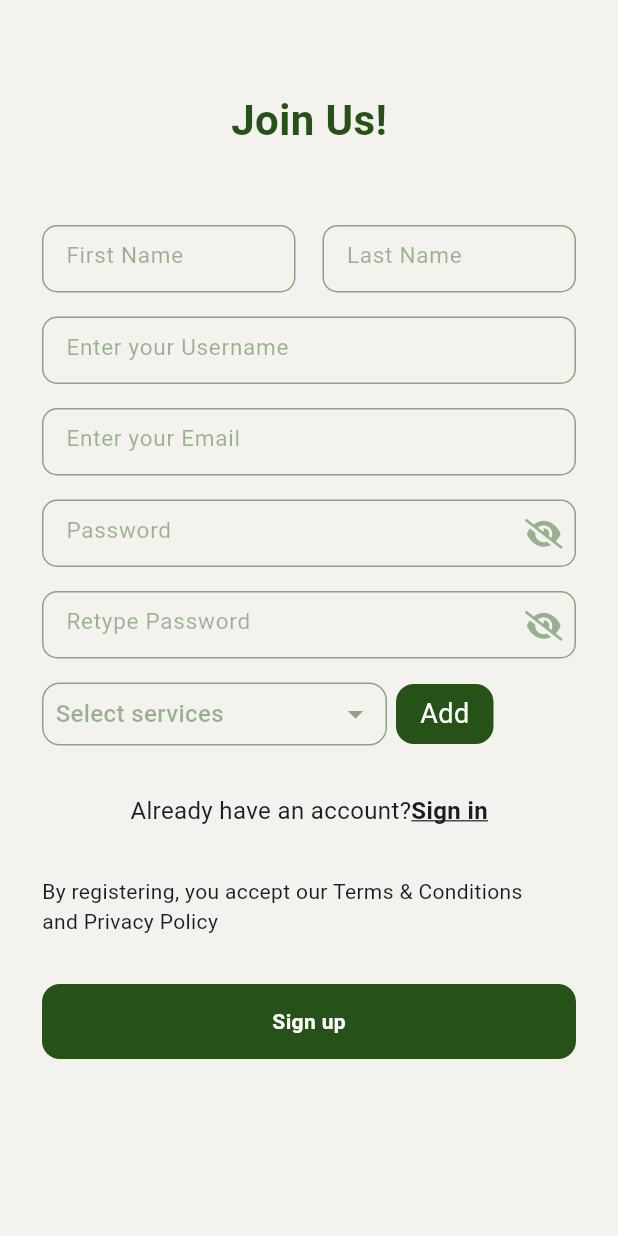
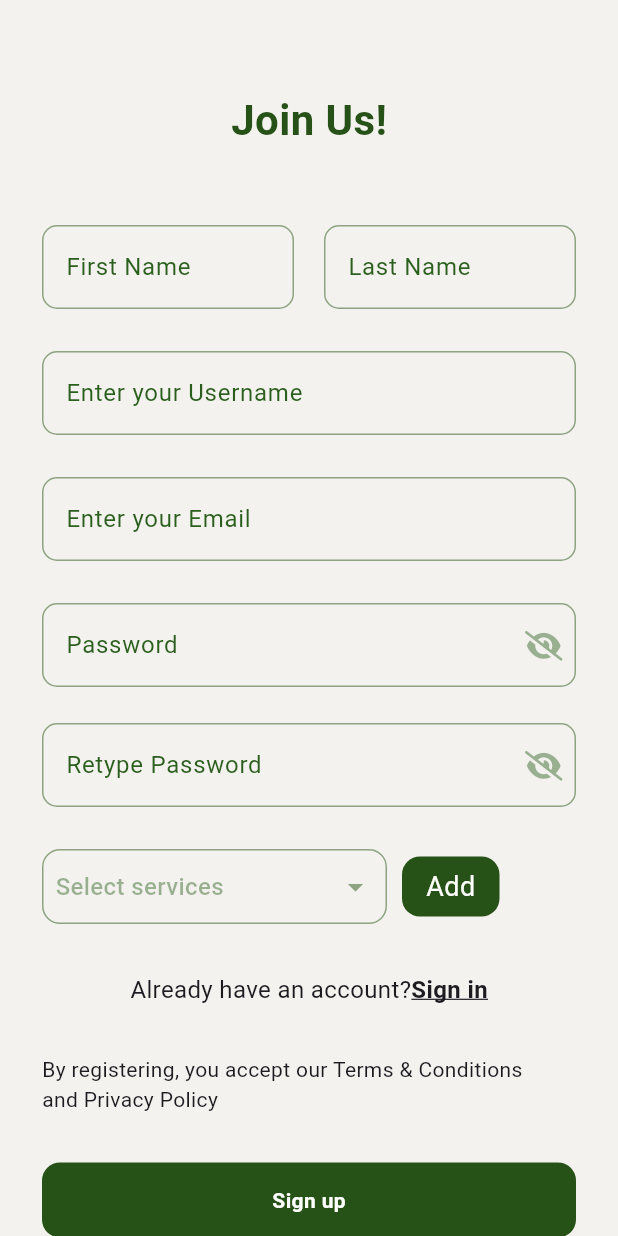
Before and after one commit to MohamedMagdy2810/Roadside-assitance, a Flutter app: the service_provider_page screen opened by its route, on a phone screen of 412 x 824 dp. Run offline on Flutter 3.47's test engine with Material 3 defaults, Android fonts, the light colour scheme and no system bars; our stand-ins replace flutter_bloc, font_awesome_flutter, introduction_screen, modal_progress_hud_nsn, shared_preferences; accounts and stored records are empty.

Commit message:
solve some logic and edit reg_provider

```diff
--- a/lib/views/servive_provider_signup.dart
+++ b/lib/views/servive_provider_signup.dart
@@ -64,9 +64,13 @@ class _service_provider_pageState extends State<service_provider_page> {
                   children: [
                     Expanded(
                       child: CustomTextField(
-                        height: 45,
                         onChanged: (data) {
                           frist_name_Provider = data;
+                          if (reg_provider_formKey.currentState!.validate()){
+                            return null;
+
+                          }
+
                         },
                         hintText: 'First Name',
                         keyboardType: TextInputType.text,
@@ -81,13 +85,16 @@ class _service_provider_pageState extends State<service_provider_page> {
                       ),
                     ),
                     SizedBox(
-                      width: 18,
+                      width: 20,
                     ),
                     Expanded(
                       child: CustomTextField(
-                        height: 45,
                         onChanged: (data) {
                           last_name_Provider = data;
+                          if (reg_provider_formKey.currentState!.validate()){
+                            return null;
+                          }
+
                         },
                         hintText: 'Last Name',
                         keyboardType: TextInputType.text,
@@ -104,30 +111,36 @@ class _service_provider_pageState extends State<service_provider_page> {
                   ],
                 ),
                 SizedBox(
-                  height: 16,
+                  height: 20,
                 ),
                 CustomTextField(
-                  height: 45,
                   onChanged: (data) {
                     user_Name_Provider = data;
+                    if (reg_provider_formKey.currentState!.validate()){
+                            return null;
+
+                          }
                   },
                   hintText: 'Enter your Username',
                   controller: username_provider,
                   validation: (value) {
                     user_Name_Provider = value.toString();
                     if (value == null || value.isEmpty) {
-                      return "Enter Your username";
+                      return "Please Enter Your Username";
                     }
                     return null;
                   },
                 ),
                 SizedBox(
-                  height: 16,
+                  height: 20,
                 ),
                 CustomTextField(
-                  height: 45,
                   onChanged: (data) {
                     email_Provider = data;
+                    if (reg_provider_formKey.currentState!.validate()){
+                            return null;
+
+                          }
                   },
                   hintText: 'Enter your Email',
                   keyboardType: TextInputType.emailAddress,
@@ -135,18 +148,21 @@ class _service_provider_pageState extends State<service_provider_page> {
                   validation: (value) {
                     email_Provider = value.toString();
                     if (value == null || value.isEmpty) {
-                      return "Enter Your Email";
+                      return "Please Enter Your Email";
                     }
                     return null;
                   },
                 ),
                 const SizedBox(
-                  height: 16,
+                  height: 20,
                 ),
                 CustomPasswordField(
-                  height: 45,
                   onChanged: (data) {
                     Password_Provider = data;
+                    if (reg_provider_formKey.currentState!.validate()){
+                            return null;
+
+                          }
                   },
                   isPassword: isTrue_P,
                   hintText: 'Password',
@@ -155,7 +171,6 @@ class _service_provider_pageState extends State<service_provider_page> {
                     if (value == null || value.isEmpty) {
                       return "please enter your Password";
                     }
-                    return null;
                   },
                   suffix: isTrue_P
                       ? FontAwesomeIcons.solidEyeSlash
@@ -175,9 +190,12 @@ class _service_provider_pageState extends State<service_provider_page> {
                   height: 16,
                 ),
                 CustomPasswordField(
-                  height: 45,
                   onChanged: (data) {
                     Password2_Provider = data;
+                    if (reg_provider_formKey.currentState!.validate()){
+                            return null;
+
+                          }
                   },
                   hintText: 'Retype Password',
                   isPassword: isTrue_two_P,
@@ -204,7 +222,7 @@ class _service_provider_pageState extends State<service_provider_page> {
 
                 ),
                 const SizedBox(
-                  height: 16,
+                  height: 20,
                 ),
                 custom_drop_down_menu(),
                 // CustomDropdown(),
@@ -252,7 +270,11 @@ class _service_provider_pageState extends State<service_provider_page> {
                       print("Validation is correct♥");
                     }
                   },
-                )
+                ),
+                const SizedBox(
+                  height: 40,
+                ),
+
               ],
             ),
           ),
--- a/lib/widgets/custom_password_field.dart
+++ b/lib/widgets/custom_password_field.dart
@@ -52,7 +52,14 @@ class CustomPasswordField extends StatelessWidget {
           ),
         ),
             hintText: hintText,
+            label:Text(
+              hintText,
+              style:TextStyle(
+                color: Color(0xff2B5F1D),
+              ) ,
+              ) ,
             hintStyle:  TextStyle(color:lightGreen.withOpacity(.45),fontSize: 15),
+
             // labelText: hintText,
             // labelStyle:TextStyle(color:lightGreen.withOpacity(.45),fontSize: 15) ,
 
--- a/lib/widgets/custom_text_field.dart
+++ b/lib/widgets/custom_text_field.dart
@@ -36,6 +36,12 @@ class CustomTextField extends StatelessWidget {
 
         decoration: InputDecoration(
             hintText: hintText,
+            label:Text(
+              hintText,
+              style:TextStyle(
+                color: Color(0xff2B5F1D),
+              ) ,
+              ) ,
             // labelStyle: TextStyle(color:const Color(0xff2B5F1D).withOpacity(.45),fontSize: 15),
             // labelText: "${hintText}",
 
--- a/lib/widgets/drop_down_menu_services.dart
+++ b/lib/widgets/drop_down_menu_services.dart
@@ -72,6 +72,7 @@ class _custom_drop_down_menuState extends State<custom_drop_down_menu> {
           child: Row(
             children: [
               Container(
+                height: 50,
                 width: 230,
                 padding: EdgeInsets.symmetric(horizontal: 8, vertical: 8),
                 decoration: BoxDecoration(
@@ -91,7 +92,7 @@ class _custom_drop_down_menuState extends State<custom_drop_down_menu> {
                   ],
                 ),
               ),
-              SizedBox(width: 6,),
+              SizedBox(width: 10,),
               Container(
                 child: Center(child: Text('Add',style: TextStyle(fontSize: 18,color: Colors.white),)),
                 height: 40,
```
Also changed, not shown: lib/views/log_in_page.dart (+7 -1 lines), lib/views/register_page.dart (+18 -0 lines), pubspec.lock.
